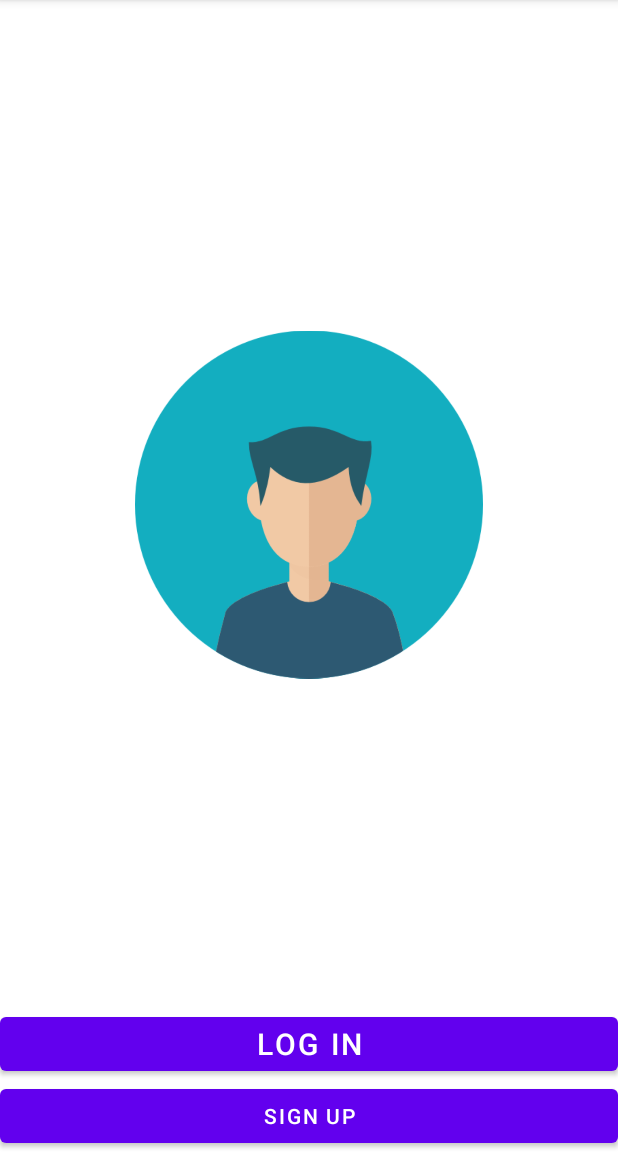
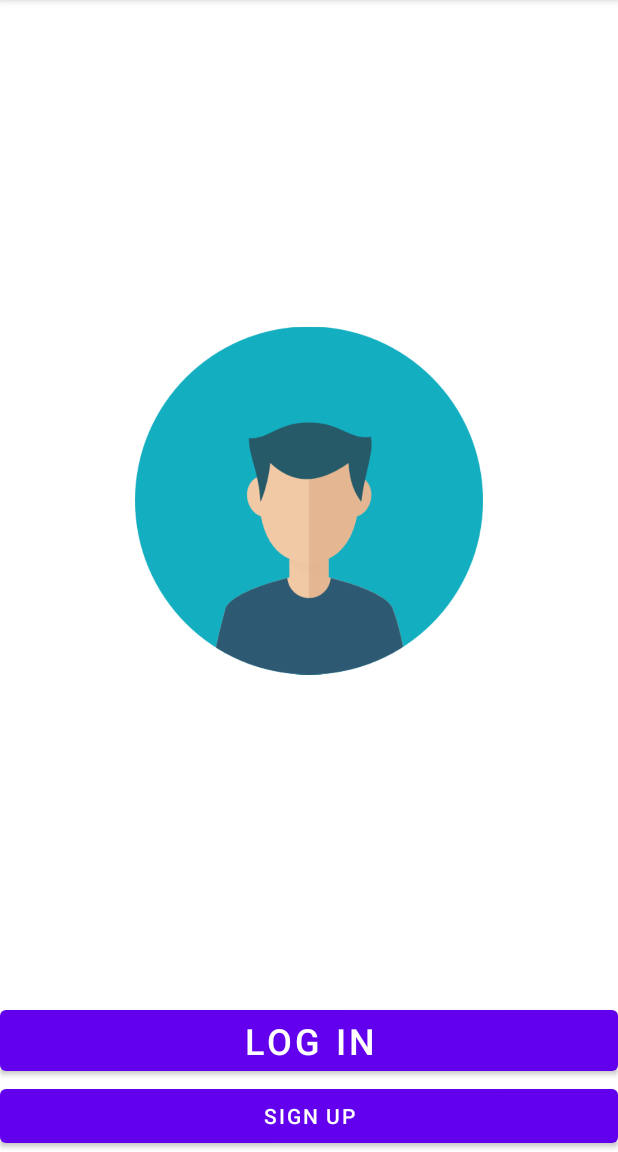
Before and after one commit to alexramirez27/LifePuzzle, an Android app: the FirstInstallActivity screen opened directly, with no data from a screen before it, on a phone screen of 412 x 824 dp, the part 84-1236 px from its top. Run offline under Robolectric (Android 15) with nearby library versions, the phone set to English and light mode, and no system bars.

Commit message:
second change

```diff
--- a/app/src/main/res/layout/activity_first_installation_page.xml
+++ b/app/src/main/res/layout/activity_first_installation_page.xml
@@ -7,7 +7,7 @@
 
     <Button
         android:id="@+id/button"
-        android:textSize="20dp"
+        android:textSize="24dp"
         android:layout_width="0dp"
         android:layout_height="wrap_content"
         android:text="Log In"
```
